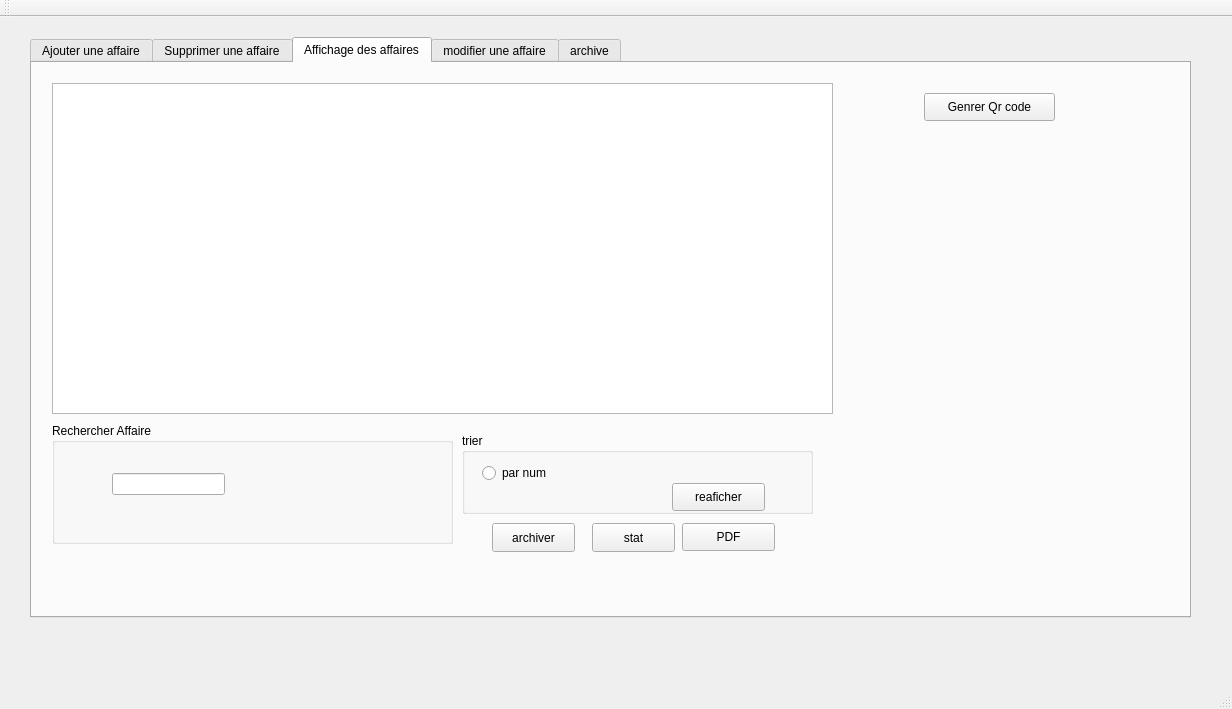
The window that affaires/mainwindow.ui (razanesalem/Smart_Court_2A36) describes before a commit, drawn with Qt 5.
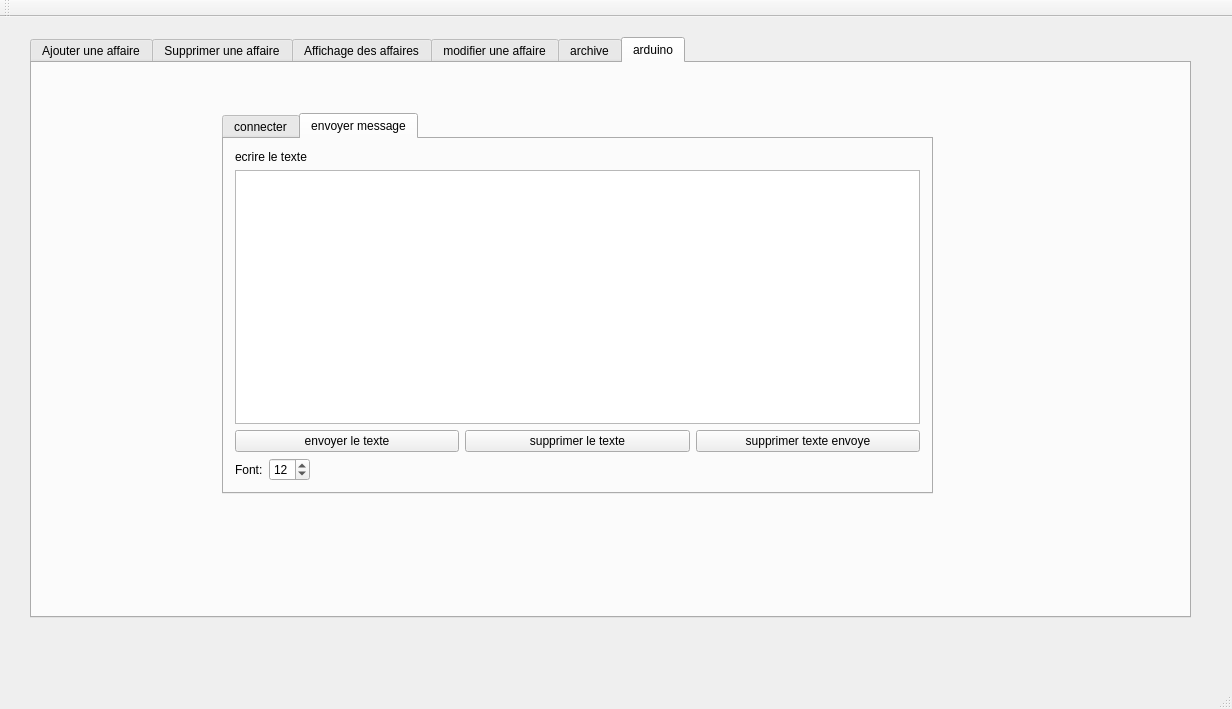
The same window after the commit.

```diff
--- a/affaires/mainwindow.ui
+++ b/affaires/mainwindow.ui
@@ -23,8 +23,12 @@
       <height>581</height>
      </rect>
     </property>
+    <property name="styleSheet">
+     <string notr="true">
+font: 8pt &quot;MS Shell Dlg 2&quot;;</string>
+    </property>
     <property name="currentIndex">
-     <number>2</number>
+     <number>5</number>
     </property>
     <widget class="QWidget" name="tab">
      <attribute name="title">
@@ -574,6 +578,184 @@
       </property>
      </widget>
     </widget>
+    <widget class="QWidget" name="tab6">
+     <attribute name="title">
+      <string>arduino</string>
+     </attribute>
+     <widget class="QTabWidget" name="tabWidget_2">
+      <property name="geometry">
+       <rect>
+        <x>190</x>
+        <y>50</y>
+        <width>711</width>
+        <height>381</height>
+       </rect>
+      </property>
+      <property name="currentIndex">
+       <number>1</number>
+      </property>
+      <widget class="QWidget" name="connectionTab">
+       <attribute name="title">
+        <string>connecter</string>
+       </attribute>
+       <layout class="QGridLayout" name="gridLayout">
+        <item row="0" column="0">
+         <layout class="QHBoxLayout" name="horizontalLayout_4">
+          <item>
+           <widget class="QLabel" name="comportLabel">
+            <property name="text">
+             <string>                      Ports COM</string>
+            </property>
+           </widget>
+          </item>
+          <item>
+           <layout class="QHBoxLayout" name="horizontalLayout_2"/>
+          </item>
+          <item>
+           <widget class="QPushButton" name="portStatusButton">
+            <property name="text">
+             <string>Statut du Port</string>
+            </property>
+           </widget>
+          </item>
+          <item>
+           <spacer name="horizontalSpacer">
+            <property name="orientation">
+             <enum>Qt::Horizontal</enum>
+            </property>
+            <property name="sizeHint" stdset="0">
+             <size>
+              <width>40</width>
+              <height>20</height>
+             </size>
+            </property>
+           </spacer>
+          </item>
+          <item>
+           <layout class="QHBoxLayout" name="horizontalLayout_3">
+            <item>
+             <widget class="QLabel" name="baudRateLabel">
+              <property name="text">
+               <string>Baud Rate: 9600                            </string>
+              </property>
+             </widget>
+            </item>
+           </layout>
+          </item>
+         </layout>
+        </item>
+        <item row="1" column="0">
+         <layout class="QHBoxLayout" name="horizontalLayout_5">
+          <item>
+           <widget class="QPushButton" name="connectButton">
+            <property name="text">
+             <string>Connecter</string>
+            </property>
+           </widget>
+          </item>
+          <item>
+           <widget class="QPushButton" name="disconnectButton">
+            <property name="text">
+             <string>Disconnecter</string>
+            </property>
+           </widget>
+          </item>
+         </layout>
+        </item>
+       </layout>
+      </widget>
+      <widget class="QWidget" name="lcdTab">
+       <attribute name="title">
+        <string>envoyer message</string>
+       </attribute>
+       <layout class="QGridLayout" name="gridLayout_2">
+        <item row="0" column="0">
+         <widget class="QLabel" name="label_12">
+          <property name="text">
+           <string>ecrire le texte</string>
+          </property>
+         </widget>
+        </item>
+        <item row="0" column="1">
+         <layout class="QHBoxLayout" name="horizontalLayout_7"/>
+        </item>
+        <item row="1" column="0" colspan="2">
+         <layout class="QVBoxLayout" name="verticalLayout">
+          <item>
+           <widget class="QTextEdit" name="messageTextEdit"/>
+          </item>
+          <item>
+           <layout class="QHBoxLayout" name="horizontalLayout_6">
+            <item>
+             <widget class="QPushButton" name="envoyertexte">
+              <property name="text">
+               <string>envoyer le texte</string>
+              </property>
+             </widget>
+            </item>
+            <item>
+             <widget class="QPushButton" name="supprimertexte">
+              <property name="text">
+               <string>supprimer le texte</string>
+              </property>
+             </widget>
+            </item>
+            <item>
+             <widget class="QPushButton" name="clearLCDButton">
+              <property name="text">
+               <string>supprimer texte envoye</string>
+              </property>
+             </widget>
+            </item>
+           </layout>
+          </item>
+         </layout>
+        </item>
+        <item row="2" column="0" colspan="2">
+         <layout class="QHBoxLayout" name="horizontalLayout_8">
+          <item>
+           <layout class="QHBoxLayout" name="horizontalLayout">
+            <item>
+             <widget class="QLabel" name="label_14">
+              <property name="text">
+               <string>Font:</string>
+              </property>
+             </widget>
+            </item>
+            <item>
+             <widget class="QSpinBox" name="fontsizeSpinBox">
+              <property name="minimum">
+               <number>5</number>
+              </property>
+              <property name="maximum">
+               <number>20</number>
+              </property>
+              <property name="value">
+               <number>12</number>
+              </property>
+             </widget>
+            </item>
+           </layout>
+          </item>
+          <item>
+           <spacer name="horizontalSpacer_2">
+            <property name="orientation">
+             <enum>Qt::Horizontal</enum>
+            </property>
+            <property name="sizeHint" stdset="0">
+             <size>
+              <width>40</width>
+              <height>20</height>
+             </size>
+            </property>
+           </spacer>
+          </item>
+         </layout>
+        </item>
+       </layout>
+      </widget>
+     </widget>
+    </widget>
    </widget>
   </widget>
   <widget class="QMenuBar" name="menuBar">
```
